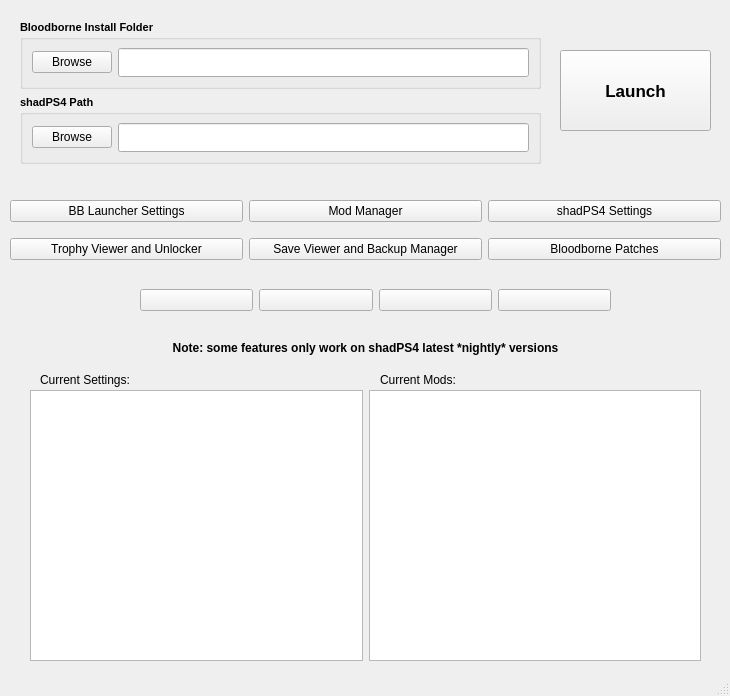
Above: modules/bblauncher.ui from rainmakerv3/BB_Launcher before the change. Below: the same form after it.
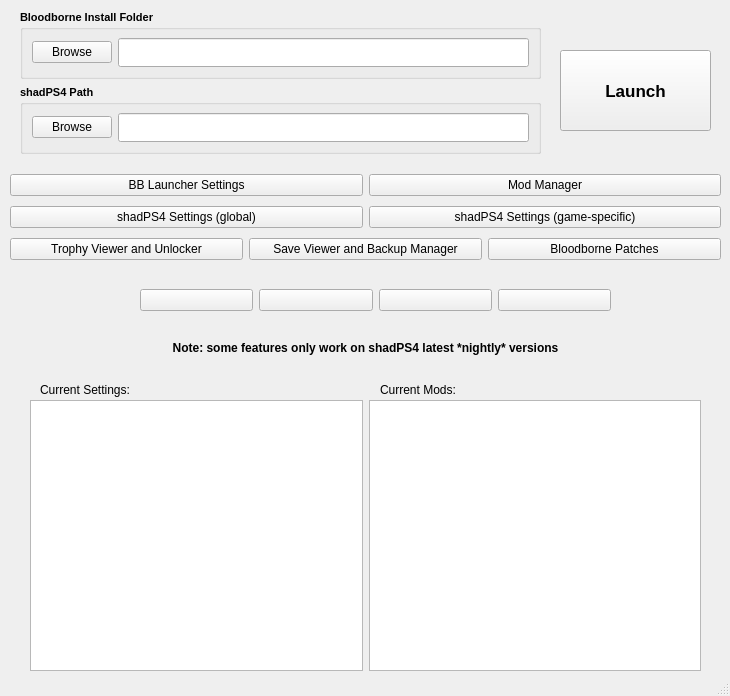
That is the form after the change.

Commit message: Support for game-specific configs, add dmem setting

```diff
--- a/modules/bblauncher.ui
+++ b/modules/bblauncher.ui
@@ -46,7 +46,7 @@
     <property name="geometry">
      <rect>
       <x>40</x>
-      <y>370</y>
+      <y>380</y>
       <width>131</width>
       <height>20</height>
      </rect>
@@ -59,7 +59,7 @@
     <property name="geometry">
      <rect>
       <x>380</x>
-      <y>370</y>
+      <y>380</y>
       <width>131</width>
       <height>20</height>
      </rect>
@@ -72,7 +72,7 @@
     <property name="geometry">
      <rect>
       <x>30</x>
-      <y>390</y>
+      <y>400</y>
       <width>671</width>
       <height>271</height>
      </rect>
@@ -129,9 +129,9 @@
     <property name="geometry">
      <rect>
       <x>10</x>
-      <y>190</y>
+      <y>170</y>
       <width>711</width>
-      <height>81</height>
+      <height>94</height>
      </rect>
     </property>
     <layout class="QVBoxLayout" name="verticalLayout">
@@ -151,10 +151,21 @@
          </property>
         </widget>
        </item>
+      </layout>
+     </item>
+     <item>
+      <layout class="QHBoxLayout" name="horizontalLayout_9">
        <item>
         <widget class="QPushButton" name="shadSettingsButton">
          <property name="text">
-          <string>shadPS4 Settings</string>
+          <string>shadPS4 Settings (global)</string>
+         </property>
+        </widget>
+       </item>
+       <item>
+        <widget class="QPushButton" name="shadSettingsGSButton">
+         <property name="text">
+          <string>shadPS4 Settings (game-specific)</string>
          </property>
         </widget>
        </item>
@@ -191,7 +202,7 @@
     <property name="geometry">
      <rect>
       <x>20</x>
-      <y>20</y>
+      <y>10</y>
       <width>521</width>
       <height>144</height>
      </rect>
```
The commit also changes 6 other files.
